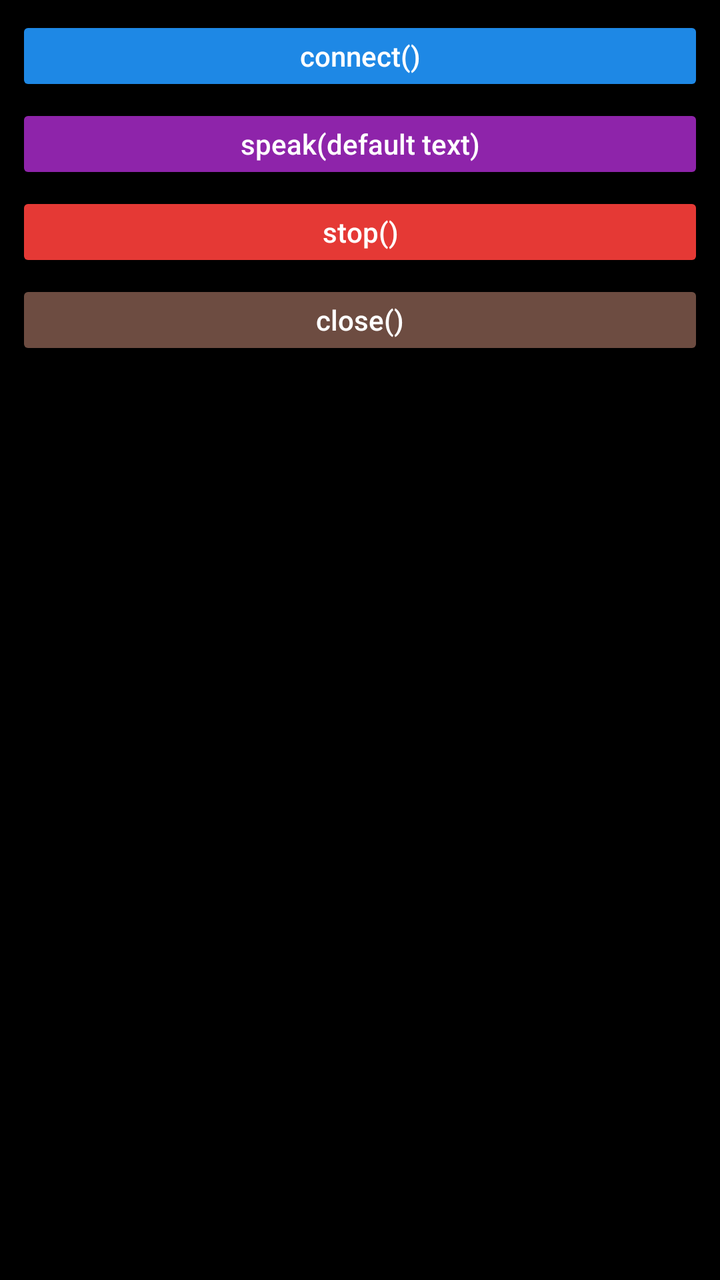
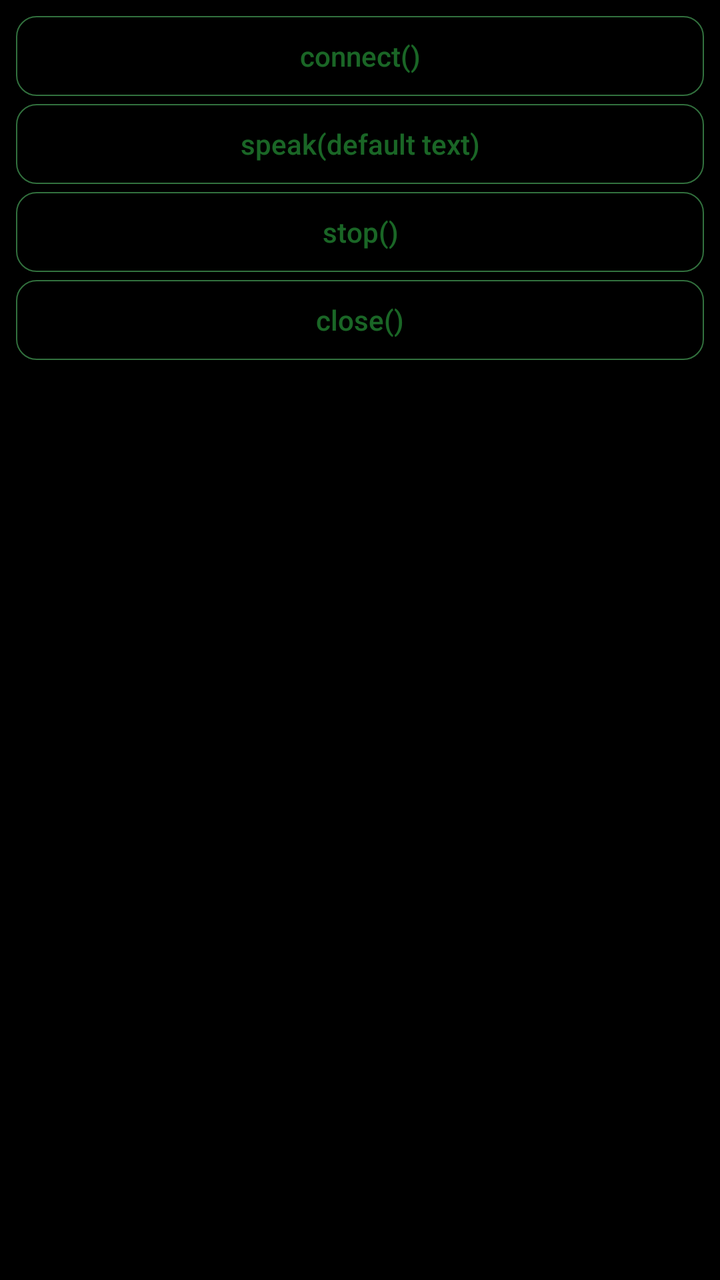

Screens rendered from an Android XML layout before and after an edit, with the pre-edit source and the edit as a unified diff.
<!-- AndroidManifest.xml: application theme Theme.Glessedemo -->
<!-- res/layout/fragment_private_speech_tts.xml -->
<?xml version="1.0" encoding="utf-8"?>
<LinearLayout xmlns:android="http://schemas.android.com/apk/res/android"
    android:layout_width="match_parent"
    android:layout_height="match_parent"
    android:background="#000000"
    android:orientation="vertical"
    android:padding="8dp">

    <Button
        android:id="@+id/btn_private_tts_connect"
        android:layout_width="match_parent"
        android:layout_height="40dp"
        android:backgroundTint="#1E88E5"
        android:foreground="@drawable/speech_button_focus_foreground"
        android:text="connect()"
        android:textAllCaps="false"
        android:textColor="#FFFFFF" />

    <Button
        android:id="@+id/btn_private_tts_start"
        android:layout_width="match_parent"
        android:layout_height="40dp"
        android:layout_marginTop="4dp"
        android:backgroundTint="#8E24AA"
        android:foreground="@drawable/speech_button_focus_foreground"
        android:text="speak(default text)"
        android:textAllCaps="false"
        android:textColor="#FFFFFF" />

    <Button
        android:id="@+id/btn_private_tts_stop"
        android:layout_width="match_parent"
        android:layout_height="40dp"
        android:layout_marginTop="4dp"
        android:backgroundTint="#E53935"
        android:foreground="@drawable/speech_button_focus_foreground"
        android:text="stop()"
        android:textAllCaps="false"
        android:textColor="#FFFFFF" />

    <Button
        android:id="@+id/btn_private_tts_close"
        android:layout_width="match_parent"
        android:layout_height="40dp"
        android:layout_marginTop="4dp"
        android:backgroundTint="#6D4C41"
        android:foreground="@drawable/speech_button_focus_foreground"
        android:text="close()"
        android:textAllCaps="false"
        android:textColor="#FFFFFF" />

</LinearLayout>
<!-- resources referenced by this layout -->
<resources>
  <!-- drawable speech_button_focus_foreground (drawable) -->
  <?xml version="1.0" encoding="utf-8"?>
  <selector xmlns:android="http://schemas.android.com/apk/res/android">
      <item android:state_selected="true">
          <shape android:shape="rectangle">
              <solid android:color="@android:color/transparent" />
              <corners android:radius="4dp" />
              <stroke android:width="3dp" android:color="#00FF55" />
          </shape>
      </item>
      <item>
          <shape android:shape="rectangle">
              <solid android:color="@android:color/transparent" />
          </shape>
      </item>
  </selector>
  <style name="Theme.Glessedemo" parent="Theme.AppCompat.Light.NoActionBar" />
</resources>

<!-- the commit's change to res/layout/fragment_private_speech_tts.xml (unified diff, before → after) -->
@@ -10,43 +10,43 @@
         android:id="@+id/btn_private_tts_connect"
         android:layout_width="match_parent"
         android:layout_height="40dp"
-        android:backgroundTint="#1E88E5"
-        android:foreground="@drawable/speech_button_focus_foreground"
+        android:background="@drawable/speech_button_background"
+        android:backgroundTint="@null"
         android:text="connect()"
         android:textAllCaps="false"
-        android:textColor="#FFFFFF" />
+        android:textColor="@color/speech_button_text" />
 
     <Button
         android:id="@+id/btn_private_tts_start"
         android:layout_width="match_parent"
         android:layout_height="40dp"
         android:layout_marginTop="4dp"
-        android:backgroundTint="#8E24AA"
-        android:foreground="@drawable/speech_button_focus_foreground"
+        android:background="@drawable/speech_button_background"
+        android:backgroundTint="@null"
         android:text="speak(default text)"
         android:textAllCaps="false"
-        android:textColor="#FFFFFF" />
+        android:textColor="@color/speech_button_text" />
 
     <Button
         android:id="@+id/btn_private_tts_stop"
         android:layout_width="match_parent"
         android:layout_height="40dp"
         android:layout_marginTop="4dp"
-        android:backgroundTint="#E53935"
-        android:foreground="@drawable/speech_button_focus_foreground"
+        android:background="@drawable/speech_button_background"
+        android:backgroundTint="@null"
         android:text="stop()"
         android:textAllCaps="false"
-        android:textColor="#FFFFFF" />
+        android:textColor="@color/speech_button_text" />
 
     <Button
         android:id="@+id/btn_private_tts_close"
         android:layout_width="match_parent"
         android:layout_height="40dp"
         android:layout_marginTop="4dp"
-        android:backgroundTint="#6D4C41"
-        android:foreground="@drawable/speech_button_focus_foreground"
+        android:background="@drawable/speech_button_background"
+        android:backgroundTint="@null"
         android:text="close()"
         android:textAllCaps="false"
-        android:textColor="#FFFFFF" />
+        android:textColor="@color/speech_button_text" />
 
 </LinearLayout>
<!-- resource entries referenced after the edit -->
@@ -1,21 +1,33 @@
 <!-- resources referenced by this layout -->
 <resources>
-  <!-- drawable speech_button_focus_foreground (drawable) -->
+  <!-- drawable speech_button_background (drawable) -->
   <?xml version="1.0" encoding="utf-8"?>
   <selector xmlns:android="http://schemas.android.com/apk/res/android">
-      <item android:state_selected="true">
-          <shape android:shape="rectangle">
-              <solid android:color="@android:color/transparent" />
-              <corners android:radius="4dp" />
-              <stroke android:width="3dp" android:color="#00FF55" />
-          </shape>
-      </item>
-      <item>
-          <shape android:shape="rectangle">
-              <solid android:color="@android:color/transparent" />
-          </shape>
-      </item>
+      <item
+          android:drawable="@drawable/round_select_bg"
+          android:state_selected="true" />
+      <item android:drawable="@drawable/round_unselect_bg" />
   </selector>
   <style name="Theme.Glessedemo" parent="Theme.AppCompat.Light.NoActionBar" />
+  <!-- drawable round_select_bg (drawable) -->
+  <?xml version="1.0" encoding="utf-8"?>
+  <shape xmlns:android="http://schemas.android.com/apk/res/android">
+      <stroke
+          android:width="2px"
+          android:color="@color/green" />
+      <corners android:radius="10dp" />
+      <solid android:color="@android:color/transparent" />
+  </shape>
+  <!-- drawable round_unselect_bg (drawable) -->
+  <?xml version="1.0" encoding="utf-8"?>
+  <shape xmlns:android="http://schemas.android.com/apk/res/android">
+      <stroke
+          android:width="2px"
+          android:color="@color/green_70" />
+      <corners android:radius="10dp" />
+      <solid android:color="@android:color/transparent" />
+  </shape>
+  <color name="green">#40FF5E</color>
+  <color name="green_70">#B348A259</color>
 </resources>
 
